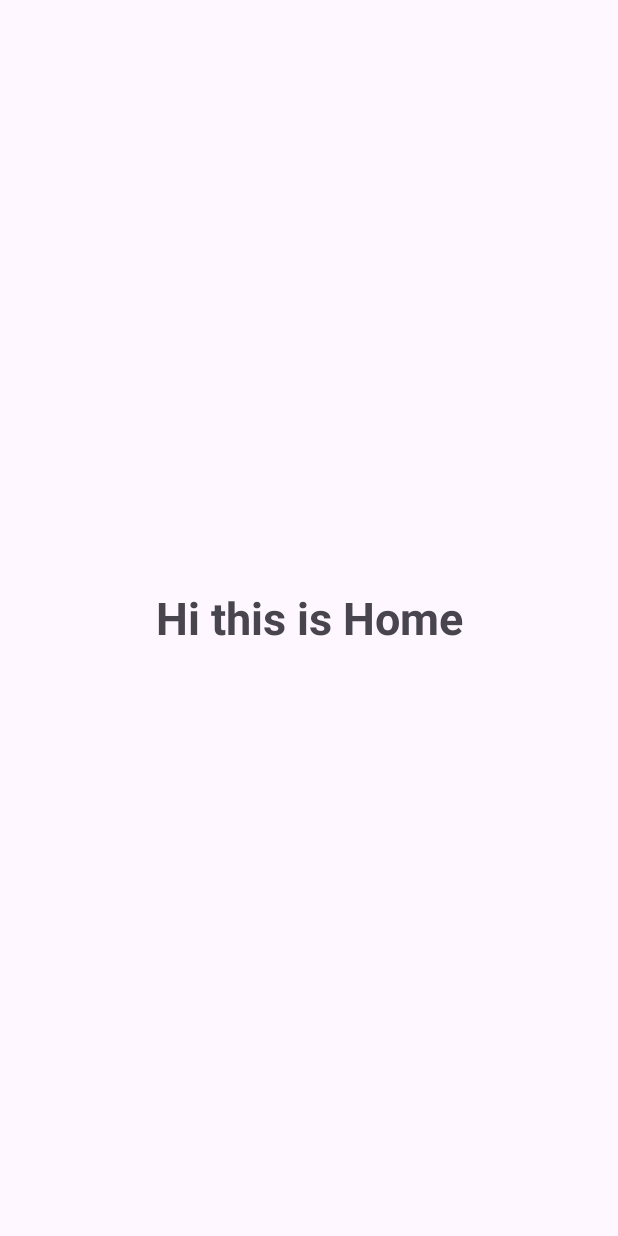
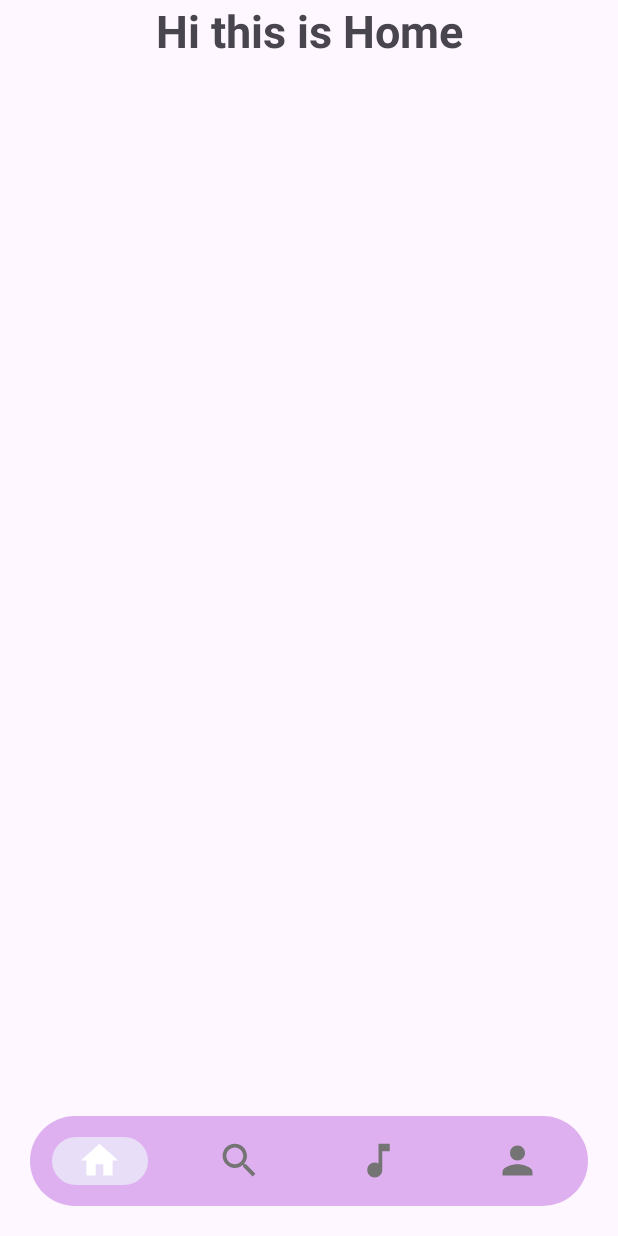
Before and after one commit to ShihabSarar12/Toucan-Music-App, an Android app: the Home screen opened directly, with no data from a screen before it, on a phone screen of 412 x 824 dp. Run offline under Robolectric (Android 15) with nearby library versions, the phone set to English and light mode, and no system bars.

Commit message:
bottom navigation added

```diff
--- a/app/src/main/java/com/example/toucan/Home.java
+++ b/app/src/main/java/com/example/toucan/Home.java
@@ -4,11 +4,16 @@ import androidx.appcompat.app.AppCompatActivity;
 
 import android.os.Bundle;
 
+import com.google.android.material.bottomnavigation.BottomNavigationView;
+
 public class Home extends AppCompatActivity {
-
+    private BottomNavigationView bottomNavigation;
     @Override
     protected void onCreate(Bundle savedInstanceState) {
         super.onCreate(savedInstanceState);
         setContentView(R.layout.activity_home);
+
+        bottomNavigation = findViewById(R.id.bottomNavigation);
+
     }
 }
--- a/app/src/main/java/com/example/toucan/Registration.java
+++ b/app/src/main/java/com/example/toucan/Registration.java
@@ -14,6 +14,8 @@ public class Registration extends AppCompatActivity {
     private final int GALLERY_REQ_CODE = 1000;
     private TextView loginAccBtn;
     private ShapeableImageView profileImg;
+    private TextView uploadImg;
+
 
     @Override
     protected void onCreate(Bundle savedInstanceState) {
@@ -22,6 +24,7 @@ public class Registration extends AppCompatActivity {
 
         loginAccBtn = findViewById(R.id.loginAccBtn);
         profileImg = findViewById(R.id.profileImg);
+        uploadImg = findViewById(R.id.uploadImg);
 
         profileImg.setOnClickListener(view->{
             Intent iGallery = new Intent(Intent.ACTION_PICK);
@@ -38,6 +41,7 @@ public class Registration extends AppCompatActivity {
         super.onActivityResult(requestCode, resultCode, data);
         if(resultCode==RESULT_OK && requestCode == GALLERY_REQ_CODE){
             profileImg.setImageURI(data.getData());
+            uploadImg.setText("");
         }
     }
 }
--- /dev/null
+++ b/app/src/main/res/drawable/baseline_home_24.xml
@@ -0,0 +1,5 @@
+<vector android:height="24dp" android:tint="#FFFFFF"
+    android:viewportHeight="24" android:viewportWidth="24"
+    android:width="24dp" xmlns:android="http://schemas.android.com/apk/res/android">
+    <path android:fillColor="@android:color/white" android:pathData="M10,20v-6h4v6h5v-8h3L12,3 2,12h3v8z"/>
+</vector>
--- /dev/null
+++ b/app/src/main/res/drawable/baseline_music_note_24.xml
@@ -0,0 +1,5 @@
+<vector android:height="24dp" android:tint="#FFFFFF"
+    android:viewportHeight="24" android:viewportWidth="24"
+    android:width="24dp" xmlns:android="http://schemas.android.com/apk/res/android">
+    <path android:fillColor="@android:color/white" android:pathData="M12,3v10.55c-0.59,-0.34 -1.27,-0.55 -2,-0.55 -2.21,0 -4,1.79 -4,4s1.79,4 4,4 4,-1.79 4,-4V7h4V3h-6z"/>
+</vector>
--- /dev/null
+++ b/app/src/main/res/drawable/baseline_person_24.xml
@@ -0,0 +1,5 @@
+<vector android:height="24dp" android:tint="#FFFFFF"
+    android:viewportHeight="24" android:viewportWidth="24"
+    android:width="24dp" xmlns:android="http://schemas.android.com/apk/res/android">
+    <path android:fillColor="@android:color/white" android:pathData="M12,12c2.21,0 4,-1.79 4,-4s-1.79,-4 -4,-4 -4,1.79 -4,4 1.79,4 4,4zM12,14c-2.67,0 -8,1.34 -8,4v2h16v-2c0,-2.66 -5.33,-4 -8,-4z"/>
+</vector>
--- /dev/null
+++ b/app/src/main/res/drawable/baseline_search_24.xml
@@ -0,0 +1,5 @@
+<vector android:height="24dp" android:tint="#FFFFFF"
+    android:viewportHeight="24" android:viewportWidth="24"
+    android:width="24dp" xmlns:android="http://schemas.android.com/apk/res/android">
+    <path android:fillColor="@android:color/white" android:pathData="M15.5,14h-0.79l-0.28,-0.27C15.41,12.59 16,11.11 16,9.5 16,5.91 13.09,3 9.5,3S3,5.91 3,9.5 5.91,16 9.5,16c1.61,0 3.09,-0.59 4.23,-1.57l0.27,0.28v0.79l5,4.99L20.49,19l-4.99,-5zM9.5,14C7.01,14 5,11.99 5,9.5S7.01,5 9.5,5 14,7.01 14,9.5 11.99,14 9.5,14z"/>
+</vector>
--- /dev/null
+++ b/app/src/main/res/drawable/bottom_background.xml
@@ -0,0 +1,11 @@
+<?xml version="1.0" encoding="utf-8"?>
+<shape xmlns:android="http://schemas.android.com/apk/res/android"
+    android:shape="rectangle">
+    <solid
+        android:color="#7ABA63E0"
+        />
+    <corners
+        android:radius="30dp"
+        />
+
+</shape>
--- /dev/null
+++ b/app/src/main/res/drawable/item_selector.xml
@@ -0,0 +1,11 @@
+<?xml version="1.0" encoding="utf-8"?>
+<selector xmlns:android="http://schemas.android.com/apk/res/android">
+    <item
+        android:state_selected="true"
+        android:color="@color/white"
+        />
+    <item
+        android:state_selected="false"
+        android:color="#757474"
+        />
+</selector>
--- a/app/src/main/res/layout/activity_home.xml
+++ b/app/src/main/res/layout/activity_home.xml
@@ -9,10 +9,31 @@
     >
     <TextView
         android:layout_width="match_parent"
-        android:layout_height="match_parent"
+        android:layout_height="wrap_content"
         android:text="Hi this is Home"
         android:textSize="30sp"
         android:textStyle="bold"
         android:gravity="center"
         />
+
+    <RelativeLayout
+        android:layout_width="wrap_content"
+        android:layout_height="match_parent"
+        >
+        <com.google.android.material.bottomnavigation.BottomNavigationView
+            android:id="@+id/bottomNavigation"
+            android:layout_width="match_parent"
+            android:layout_height="60dp"
+            android:layout_marginHorizontal="20dp"
+            android:layout_marginTop="30dp"
+            android:layout_marginBottom="20dp"
+            android:background="@drawable/bottom_background"
+            android:elevation="2dp"
+            android:layout_alignParentBottom="true"
+            app:itemIconSize="30dp"
+            app:itemIconTint="@drawable/item_selector"
+            app:itemRippleColor="@android:color/transparent"
+            app:labelVisibilityMode="unlabeled"
+            app:menu="@menu/bottom_menu" />
+    </RelativeLayout>
 </LinearLayout>
--- a/app/src/main/res/layout/activity_registration.xml
+++ b/app/src/main/res/layout/activity_registration.xml
@@ -19,8 +19,9 @@
         />
     <com.google.android.material.imageview.ShapeableImageView
         android:id="@+id/profileImg"
-        android:layout_width="200dp"
-        android:layout_height="200dp"
+        android:layout_width="150dp"
+        android:layout_height="150dp"
+        android:scaleType="fitCenter"
         app:shapeAppearanceOverlay="@style/roundedImageViewRounded"
         app:strokeColor="@color/black"
         android:layout_gravity="center"
@@ -28,6 +29,7 @@
         app:strokeWidth="1dp"
     />
     <TextView
+        android:id="@+id/uploadImg"
         android:layout_width="wrap_content"
         android:layout_height="wrap_content"
         android:text="@string/upload_img"
--- /dev/null
+++ b/app/src/main/res/menu/bottom_menu.xml
@@ -0,0 +1,24 @@
+<?xml version="1.0" encoding="utf-8"?>
+<menu xmlns:android="http://schemas.android.com/apk/res/android">
+    <item
+        android:id="@+id/bottomHome"
+        android:icon="@drawable/baseline_home_24"
+        android:title="Home"
+        />
+    <item
+        android:id="@+id/bottomSearch"
+        android:icon="@drawable/baseline_search_24"
+        android:title="Search"
+        />
+    <item
+        android:id="@+id/bottomMusic"
+        android:icon="@drawable/baseline_music_note_24"
+        android:title="Music"
+        />
+    <item
+        android:id="@+id/bottomPerson"
+        android:icon="@drawable/baseline_person_24"
+        android:title="Profile"
+        />
+
+</menu>
--- a/app/src/main/res/values/strings.xml
+++ b/app/src/main/res/values/strings.xml
@@ -7,5 +7,5 @@
     <string name="account_create_link"><u>create an account</u></string>
     <string name="account_login">Already have an account? </string>
     <string name="account_login_link"><u>login to account</u></string>
-    <string name="upload_img">Click to upload image(200px X 200px)</string>
+    <string name="upload_img">Click to upload image(150px X 150px)</string>
 </resources>
```
